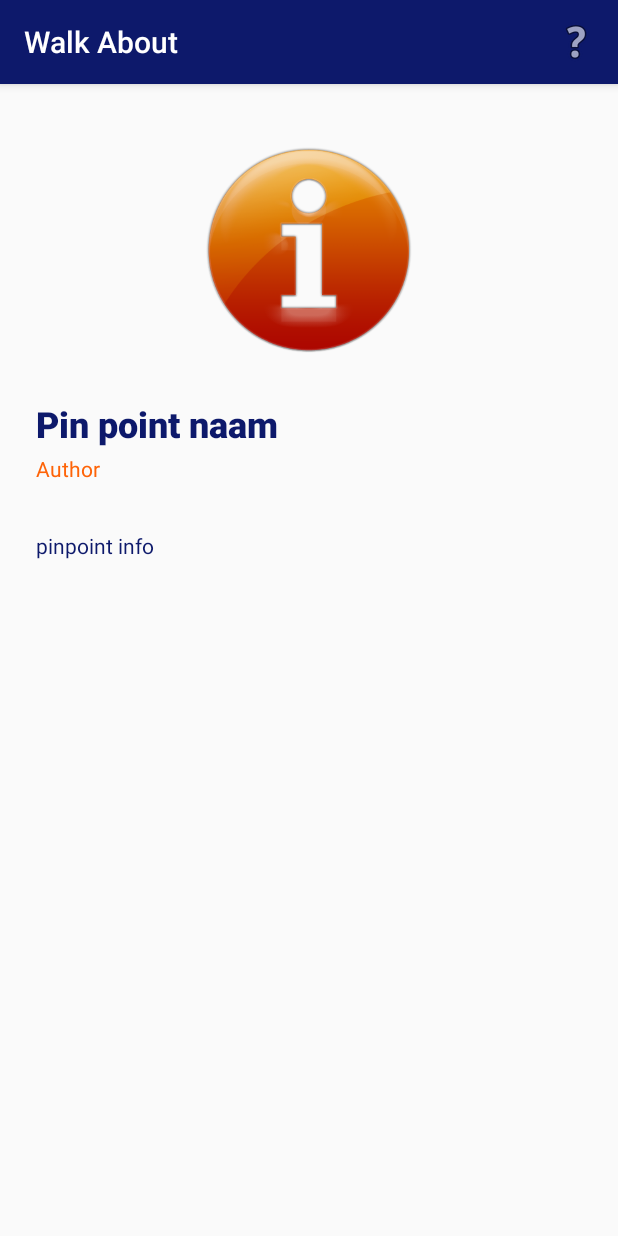
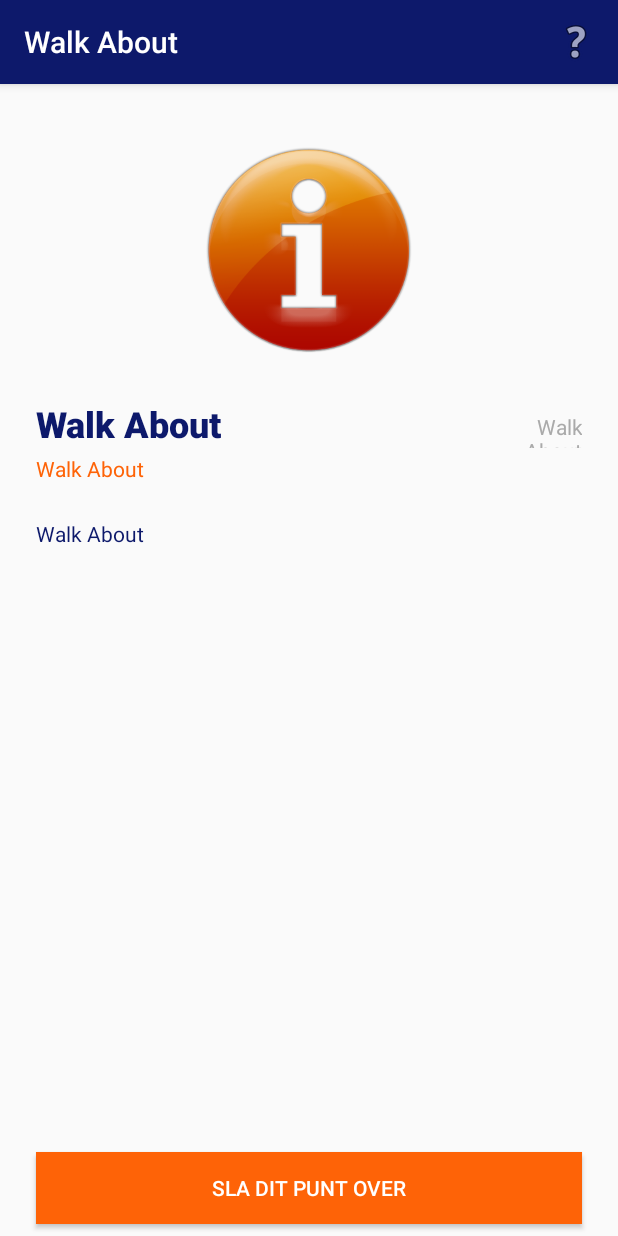
Before and after one commit to jipjan/MGS-App, an Android app: the InfoPinPointActivity screen opened directly, with no data from a screen before it, on a phone screen of 412 x 824 dp. Run offline under Robolectric (Android 15) with nearby library versions, the phone set to English and light mode, and no system bars; our stand-ins replace Picasso; pictures from the network do not load; 6 statements that could not run were skipped.

Commit message:
Implement skip button.

```diff
--- a/WalkAbout/app/build.gradle
+++ b/WalkAbout/app/build.gradle
@@ -16,10 +16,14 @@ android {
             proguardFiles getDefaultProguardFile('proguard-android.txt'), 'proguard-rules.pro'
         }
     }
+    compileOptions {
+        sourceCompatibility JavaVersion.VERSION_1_8
+        targetCompatibility JavaVersion.VERSION_1_8
+    }
 }
 
 dependencies {
-    implementation fileTree(dir: 'libs', include: ['*.jar'])
+    implementation fileTree(include: ['*.jar'], dir: 'libs')
     implementation 'com.android.support:appcompat-v7:26.1.0'
     implementation 'com.android.support:recyclerview-v7:26.1.0'
     implementation 'com.android.support.constraint:constraint-layout:1.0.2'
--- a/WalkAbout/app/src/main/java/com/example/loisgussenhoven/walkabout/controller/GeofenceHandler.java
+++ b/WalkAbout/app/src/main/java/com/example/loisgussenhoven/walkabout/controller/GeofenceHandler.java
@@ -10,7 +10,6 @@ import android.support.annotation.NonNull;
 import android.support.v4.app.ActivityCompat;
 import android.util.Log;
 
-import com.example.loisgussenhoven.walkabout.OnGeofenceEvent;
 import com.example.loisgussenhoven.walkabout.model.Pinpoint;
 import com.google.android.gms.location.Geofence;
 import com.google.android.gms.location.GeofencingClient;
@@ -44,7 +43,7 @@ public class GeofenceHandler implements OnCompleteListener<Void>, Serializable {
     final float RADIUS = 20f;
     final long EXPIRATION = 60 * 60 * 1000;
 
-    public GeofenceHandler(Context c, OnGeofenceEvent eventHandler) {
+    public GeofenceHandler(Context c) {
         context = c;
         // Empty list for storing geofences.
         mGeofenceList = new ArrayList<>();
@@ -52,7 +51,6 @@ public class GeofenceHandler implements OnCompleteListener<Void>, Serializable {
         mGeofencePendingIntent = null;
         // Get the geofences used. Geofence data is hard coded in this sample.
         mGeofencingClient = LocationServices.getGeofencingClient(c);
-        GeofenceTransitionsIntentService.onGeofenceEvent = eventHandler;
     }
 
     public void populateList(List<? extends Pinpoint> newpoints) {
--- a/WalkAbout/app/src/main/java/com/example/loisgussenhoven/walkabout/view/activities/InfoPinPointActivity.java
+++ b/WalkAbout/app/src/main/java/com/example/loisgussenhoven/walkabout/view/activities/InfoPinPointActivity.java
@@ -2,10 +2,12 @@ package com.example.loisgussenhoven.walkabout.view.activities;
 
 import android.os.Bundle;
 import android.text.method.ScrollingMovementMethod;
+import android.widget.Button;
 import android.widget.ImageView;
 import android.widget.TextView;
 
 import com.example.loisgussenhoven.walkabout.R;
+import com.example.loisgussenhoven.walkabout.controller.PinpointObserver;
 import com.example.loisgussenhoven.walkabout.model.Pinpoint;
 import com.squareup.picasso.Callback;
 import com.squareup.picasso.Picasso;
@@ -66,6 +68,16 @@ public class InfoPinPointActivity extends BaseActivity {
         year.setText(pinpoint.getYear() == 0 ? "" : ""+pinpoint.getYear());
 
         info.setMovementMethod(new ScrollingMovementMethod());
+
+        Button skipButton = findViewById(R.id.skipButton);
+        if (pinpoint.isVisited()) {
+            skipButton.setText(R.string.visited_already);
+            skipButton.setEnabled(false);
+        }
+        skipButton.setOnClickListener(v -> {
+            PinpointObserver.notifyPinpointSkipped(pinpoint.toString());
+            finish();
+        });
     }
 
     private int getResId(String resName) {
--- a/WalkAbout/app/src/main/res/layout/activity_info_pin_point.xml
+++ b/WalkAbout/app/src/main/res/layout/activity_info_pin_point.xml
@@ -1,15 +1,11 @@
 <?xml version="1.0" encoding="utf-8"?>
-<ScrollView
-    xmlns:android="http://schemas.android.com/apk/res/android"
+
+<android.support.constraint.ConstraintLayout xmlns:android="http://schemas.android.com/apk/res/android"
     xmlns:app="http://schemas.android.com/apk/res-auto"
     xmlns:tools="http://schemas.android.com/tools"
     android:layout_width="match_parent"
     android:layout_height="match_parent"
     tools:context="com.example.loisgussenhoven.walkabout.view.activities.InfoPinPointActivity">
-
-<android.support.constraint.ConstraintLayout
-    android:layout_width="match_parent"
-    android:layout_height="match_parent">
 
     <ImageView
         android:id="@+id/AIP_IV"
@@ -18,6 +14,7 @@
         android:layout_marginEnd="8dp"
         android:layout_marginStart="8dp"
         android:layout_marginTop="24dp"
+        android:contentDescription="@string/app_name"
         app:layout_constraintEnd_toEndOf="parent"
         app:layout_constraintStart_toStartOf="parent"
         app:layout_constraintTop_toTopOf="parent"
@@ -28,6 +25,7 @@
         android:layout_width="57dp"
         android:layout_height="24dp"
         android:layout_marginEnd="24dp"
+        android:text="@string/app_name"
         android:textAlignment="textEnd"
         android:textColor="@android:color/darker_gray"
         app:layout_constraintBottom_toBottomOf="@+id/AIP_TV_Name"
@@ -38,25 +36,10 @@
         android:layout_width="wrap_content"
         android:layout_height="wrap_content"
         android:layout_marginTop="4dp"
-        android:text="Author"
+        android:text="@string/app_name"
         android:textColor="@color/oranje"
         app:layout_constraintStart_toStartOf="@+id/AIP_TV_Name"
         app:layout_constraintTop_toBottomOf="@+id/AIP_TV_Name" />
-
-    <TextView
-        android:id="@+id/AIP_TV_Info"
-        android:layout_width="0dp"
-        android:layout_height="wrap_content"
-        android:layout_marginBottom="16dp"
-        android:layout_marginTop="32dp"
-        android:scrollbars="vertical"
-        android:text="pinpoint info"
-        android:textColor="@color/colorPrimaryDark"
-        app:layout_constraintBottom_toBottomOf="parent"
-        app:layout_constraintEnd_toEndOf="@+id/AIP_TV_Year"
-        app:layout_constraintHorizontal_bias="0.0"
-        app:layout_constraintStart_toStartOf="@+id/AIP_TV_Author"
-        app:layout_constraintTop_toBottomOf="@+id/AIP_TV_Author" />
 
     <TextView
         android:id="@+id/AIP_TV_Name"
@@ -64,7 +47,7 @@
         android:layout_height="wrap_content"
         android:layout_marginStart="24dp"
         android:layout_marginTop="12dp"
-        android:text="Pin point naam"
+        android:text="@string/app_name"
         android:textAppearance="@style/TextAppearance.Compat.Notification.Title"
         android:textColor="@color/colorPrimaryDark"
         android:textSize="24sp"
@@ -72,5 +55,45 @@
         app:layout_constraintStart_toStartOf="parent"
         app:layout_constraintTop_toBottomOf="@+id/AIP_IV" />
 
+    <Button
+        android:id="@+id/skipButton"
+        android:layout_width="0dp"
+        android:layout_height="wrap_content"
+        android:layout_marginBottom="8dp"
+        android:layout_marginEnd="24dp"
+        android:layout_marginStart="24dp"
+        android:background="@color/oranje"
+        android:text="@string/skip_point"
+        android:textAppearance="@style/TextAppearance.AppCompat.Widget.Button.Colored"
+        app:layout_constraintBottom_toBottomOf="parent"
+        app:layout_constraintEnd_toEndOf="parent"
+        app:layout_constraintHorizontal_bias="0.0"
+        app:layout_constraintStart_toStartOf="parent" />
+
+    <ScrollView
+        android:id="@+id/scrollView2"
+        android:layout_width="0dp"
+        android:layout_height="0dp"
+        android:layout_marginBottom="8dp"
+        android:layout_marginEnd="24dp"
+        android:layout_marginStart="24dp"
+        android:layout_marginTop="24dp"
+        app:layout_constraintBottom_toTopOf="@+id/skipButton"
+        app:layout_constraintEnd_toEndOf="parent"
+        app:layout_constraintStart_toStartOf="parent"
+        app:layout_constraintTop_toBottomOf="@+id/AIP_TV_Author">
+
+        <TextView
+            android:id="@+id/AIP_TV_Info"
+            android:layout_width="match_parent"
+            android:layout_height="wrap_content"
+            android:scrollbars="vertical"
+            android:text="@string/app_name"
+            android:textColor="@color/colorPrimaryDark"
+            app:layout_constraintEnd_toEndOf="@+id/AIP_TV_Year"
+            app:layout_constraintHorizontal_bias="0.0"
+            app:layout_constraintStart_toStartOf="@+id/AIP_TV_Author"
+            app:layout_constraintTop_toBottomOf="@+id/AIP_TV_Author" />
+    </ScrollView>
+
 </android.support.constraint.ConstraintLayout>
-</ScrollView>
--- a/WalkAbout/app/src/main/res/values/strings.xml
+++ b/WalkAbout/app/src/main/res/values/strings.xml
@@ -15,4 +15,7 @@ Gestaag breidt de Blind Walls Gallery uit tot een imposante en betekenisvolle co
     <string name="route_in_progress">Wilt u verder gaan met uw vorige route?</string>
     <string name="yes">Ja</string>
     <string name="no">Nee</string>
+	<string name="skip_point">Sla dit punt over</string>
+    <string name="last_loc_not_found">Uw locatie is tijdelijk niet bekend...</string>
+	<string name="visited_already">Bezocht</string>
 </resources>
```
Also changed, not shown: WalkAbout/app/src/main/java/com/example/loisgussenhoven/walkabout/OnGeofenceEvent.java (deleted, +0 -10 lines), WalkAbout/app/src/main/java/com/example/loisgussenhoven/walkabout/controller/GeofenceTransitionsIntentService.java (+2 -6 lines), WalkAbout/app/src/main/java/com/example/loisgussenhoven/walkabout/controller/PinpointObserver.java (added, +65 -0 lines), WalkAbout/app/src/main/java/com/example/loisgussenhoven/walkabout/view/activities/MapsActivity.java (+20 -14 lines), 1 other file.
